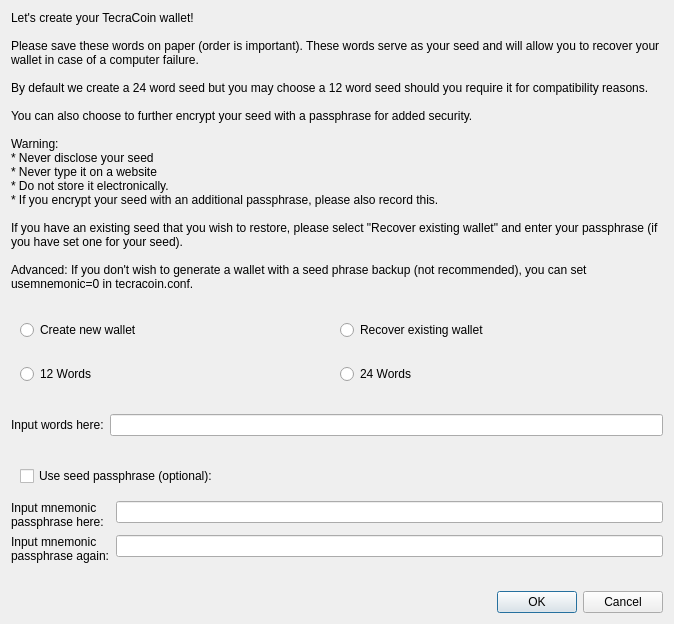
This is src/qt/forms/recover.ui in tecracoin/tecracoin as Qt 5 draws it before an edit. The edited form follows.
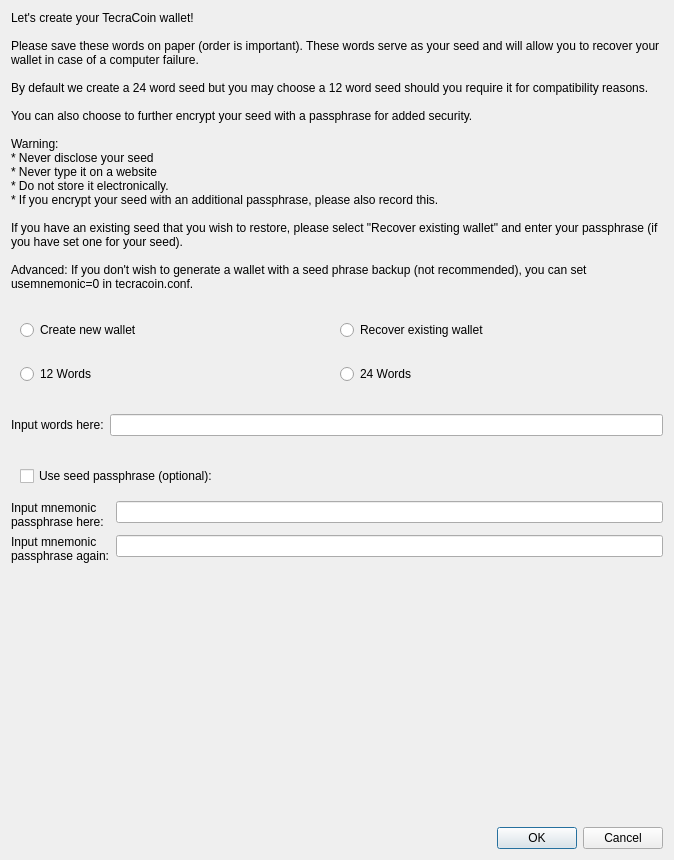
This is the edited form.

Commit message: Enable select/copy of mnemonic phrase

Patch:
```diff
--- a/src/qt/forms/recover.ui
+++ b/src/qt/forms/recover.ui
@@ -13,7 +13,7 @@
     <x>0</x>
     <y>0</y>
     <width>674</width>
-    <height>620</height>
+    <height>860</height>
    </rect>
   </property>
   <property name="windowTitle">
```
Left out of the diff: 14 changed lines with no effect on the pictures. The commit also changes 1 other file.
